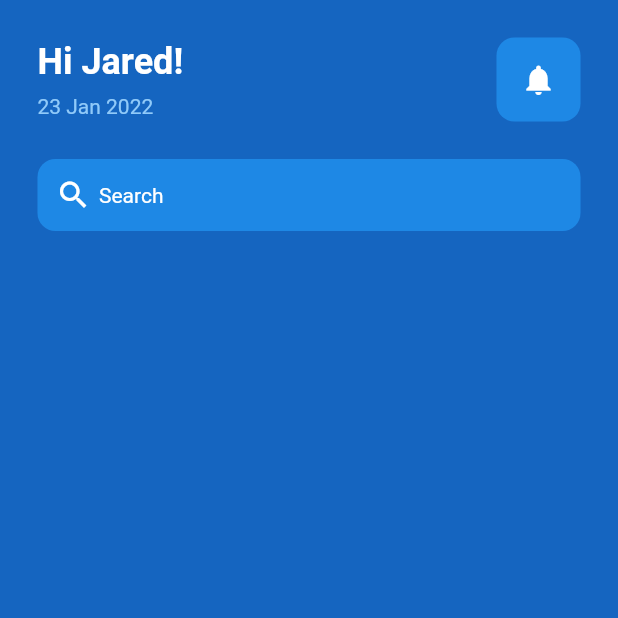
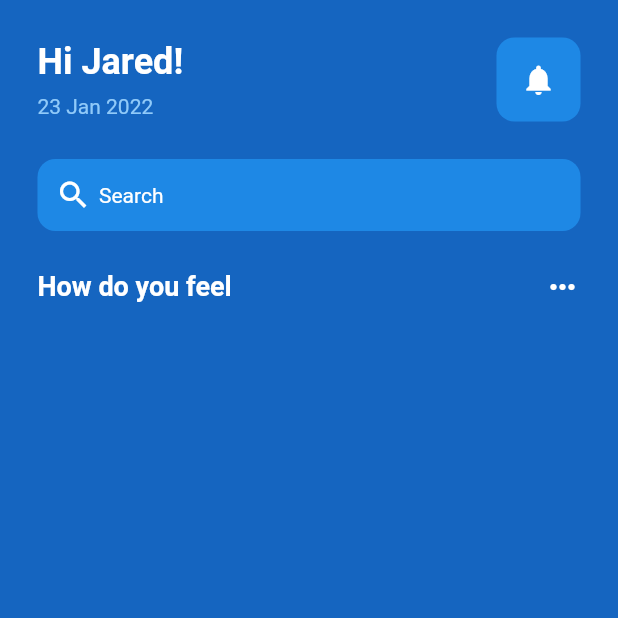
Before and after one commit to mrojasb2000/flutter_demo, a Flutter app: the screen it shows after launch, on a phone screen of 412 x 824 dp, the top half of it. Run offline on Flutter 3.47's test engine with Material 2 defaults, Android fonts, the phone set to English and light mode, and no system bars.

Commit message:
chore: add howdo you feel components

```diff
--- a/lib/pages/home_page.dart
+++ b/lib/pages/home_page.dart
@@ -77,7 +77,27 @@ class _HomePageState extends State<HomePage> {
                       style: TextStyle(color: Colors.white),
                     ),
                   ]),
-                )
+                ),
+                const SizedBox(
+                  height: 25,
+                ),
+
+                // how do you feel?
+                Row(
+                  mainAxisAlignment: MainAxisAlignment.spaceBetween,
+                  children: [
+                    const Text("How do you feel",
+                        style: TextStyle(
+                          color: Colors.white,
+                          fontSize: 18,
+                          fontWeight: FontWeight.bold,
+                        )),
+                    const Icon(
+                      Icons.more_horiz,
+                      color: Colors.white,
+                    ),
+                  ],
+                ),
               ],
             ),
           ),
```
